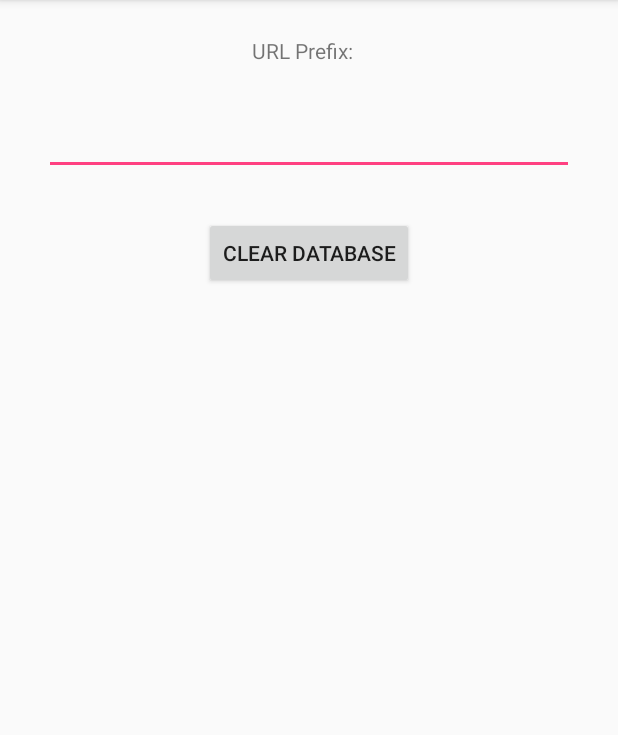
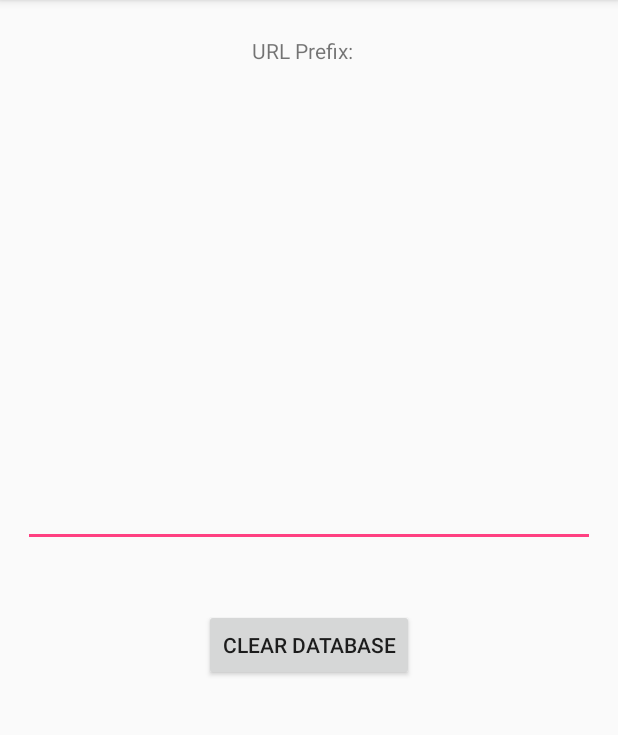
Before and after one commit to Items0/BrickList, an Android app: the SettingsActivity screen opened directly, with no data from a screen before it, on a phone screen of 412 x 824 dp, the part 84-819 px from its top. Run offline under Robolectric (Android 15) with nearby library versions, the phone set to English and light mode, and no system bars; network calls fail.

```diff
--- a/app/src/main/AndroidManifest.xml
+++ b/app/src/main/AndroidManifest.xml
@@ -21,4 +21,5 @@
         <activity android:name=".addSetActivity"></activity>
     </application>
     <uses-permission android:name="android.permission.INTERNET"></uses-permission>
+    <uses-permission android:name="android.permission.WRITE_EXTERNAL_STORAGE"></uses-permission>
 </manifest>
--- a/app/src/main/java/com/example/patryk/bricklist_project/RecyclerViewAdapterMain.kt
+++ b/app/src/main/java/com/example/patryk/bricklist_project/RecyclerViewAdapterMain.kt
@@ -7,7 +7,7 @@ import android.view.View
 import android.widget.TextView
 
 
-class RecyclerViewAdapterMain(val items : ArrayList<Pair<String, String>>, val clickListener: (Int) -> Unit) : RecyclerView.Adapter<RecyclerViewAdapterMain.ViewHolder>() {
+class RecyclerViewAdapterMain(var items : ArrayList<Pair<String, String>>, val clickListener: (Int) -> Unit) : RecyclerView.Adapter<RecyclerViewAdapterMain.ViewHolder>() {
     override fun onCreateViewHolder(parent: ViewGroup, viewType: Int): ViewHolder {
         val v = LayoutInflater.from(parent?.context).inflate(R.layout.main_item_layout, parent, false)
         return ViewHolder(v);
--- a/app/src/main/java/com/example/patryk/bricklist_project/SettingsActivity.kt
+++ b/app/src/main/java/com/example/patryk/bricklist_project/SettingsActivity.kt
@@ -7,6 +7,7 @@ import android.support.v7.app.AppCompatActivity
 import android.os.Bundle
 import android.view.View
 import android.widget.Toast
+
 import kotlinx.android.synthetic.main.activity_settings.*
 
 class SettingsActivity : AppCompatActivity() {
@@ -16,7 +17,7 @@ class SettingsActivity : AppCompatActivity() {
         setContentView(R.layout.activity_settings)
 
         val extras = intent.extras ?: return
-        editText.setText(extras.getString("urlprefix"))
+        prefixEditText.setText(extras.getString("urlprefix"))
 
         try {
             myDbHelper.openDataBase()
@@ -27,7 +28,7 @@ class SettingsActivity : AppCompatActivity() {
 
     override fun finish() {
         val data = Intent()
-        data.putExtra("urlprefix",  editText.text.toString())
+        data.putExtra("urlprefix",  prefixEditText.text.toString())
         setResult(Activity.RESULT_OK, data)
         myDbHelper.close()
         super.finish()
--- a/app/src/main/res/layout/activity_settings.xml
+++ b/app/src/main/res/layout/activity_settings.xml
@@ -4,28 +4,32 @@
     xmlns:tools="http://schemas.android.com/tools"
     android:layout_width="match_parent"
     android:layout_height="match_parent"
-    tools:context=".SettingsActivity">
+    tools:context=".SettingsActivity"
+    tools:layout_editor_absoluteY="81dp">
 
     <EditText
-        android:id="@+id/editText"
-        android:layout_width="353dp"
-        android:layout_height="41dp"
-        android:layout_marginTop="32dp"
+        android:id="@+id/prefixEditText"
+        android:layout_width="0dp"
+        android:layout_height="0dp"
+        android:layout_marginBottom="41dp"
+        android:layout_marginEnd="15dp"
+        android:layout_marginStart="15dp"
         android:ems="10"
         android:inputType="textPersonName"
+        app:layout_constraintBottom_toTopOf="@+id/clearButton"
         app:layout_constraintEnd_toEndOf="parent"
-        app:layout_constraintHorizontal_bias="0.5"
         app:layout_constraintStart_toStartOf="parent"
         app:layout_constraintTop_toBottomOf="@+id/textView" />
 
     <TextView
         android:id="@+id/textView"
         android:layout_width="76dp"
-        android:layout_height="19dp"
+        android:layout_height="0dp"
+        android:layout_marginBottom="24dp"
         android:layout_marginTop="24dp"
         android:text="URL Prefix:"
+        app:layout_constraintBottom_toTopOf="@+id/prefixEditText"
         app:layout_constraintEnd_toEndOf="parent"
-        app:layout_constraintHorizontal_bias="0.5"
         app:layout_constraintStart_toStartOf="parent"
         app:layout_constraintTop_toTopOf="parent" />
 
@@ -33,11 +37,11 @@
         android:id="@+id/clearButton"
         android:layout_width="wrap_content"
         android:layout_height="wrap_content"
-        android:layout_marginTop="28dp"
+        android:layout_marginBottom="314dp"
         android:onClick="clearDB"
         android:text="Clear DataBase"
+        app:layout_constraintBottom_toBottomOf="parent"
         app:layout_constraintEnd_toEndOf="parent"
-        app:layout_constraintHorizontal_bias="0.5"
         app:layout_constraintStart_toStartOf="parent"
-        app:layout_constraintTop_toBottomOf="@+id/editText" />
+        app:layout_constraintTop_toBottomOf="@+id/prefixEditText" />
 </android.support.constraint.ConstraintLayout>
--- a/app/src/main/res/layout/set_item_layout.xml
+++ b/app/src/main/res/layout/set_item_layout.xml
@@ -57,6 +57,7 @@
                     android:layout_height="46dp"
                     android:layout_weight="3"
                     android:text="count"
+                    android:gravity = "center"
                     android:textAppearance="@style/Base.TextAppearance.AppCompat.Large" />
                 <Button
                     android:id="@+id/minusButton"
```
Also changed, not shown: app/src/main/java/com/example/patryk/bricklist_project/DataBaseHelper.java (+4 -8 lines), app/src/main/java/com/example/patryk/bricklist_project/MainActivity.kt (+15 -24 lines).
